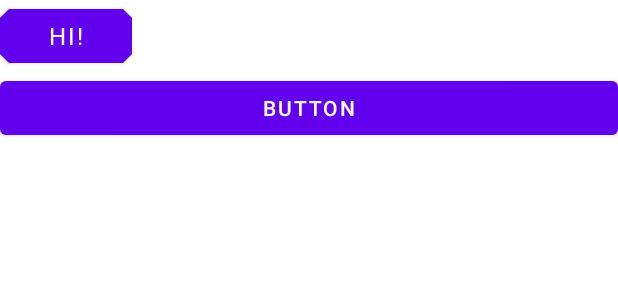
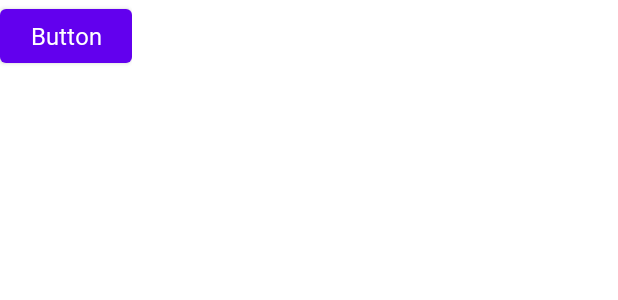
Before and after one commit to GreimuL/Pocket-Assistant, an Android app: the layout overlay_text_chat.xml on its own in the app's theme, with its tools: preview values and no code run, on a phone screen of 412 x 824 dp. Shown: the top 300 px of the screen. Run offline under Robolectric (Android 15) with nearby library versions, the phone set to English and light mode, and no system bars.

Commit message:
fix chatview

```diff
--- a/PocketAssistant/app/build.gradle
+++ b/PocketAssistant/app/build.gradle
@@ -40,4 +40,6 @@ dependencies {
     implementation 'org.jetbrains.kotlinx:kotlinx-coroutines-core:1.3.9'
     implementation 'com.google.android.material:material:1.2.0'
     implementation 'androidx.lifecycle:lifecycle-service:2.2.0'
+    implementation 'com.github.bumptech.glide:glide:4.11.0'
+    annotationProcessor 'com.github.bumptech.glide:compiler:4.11.0'
 }
--- a/PocketAssistant/app/src/main/java/com/greimul/pocketassistant/Characters/ProtoBoy.kt
+++ b/PocketAssistant/app/src/main/java/com/greimul/pocketassistant/Characters/ProtoBoy.kt
@@ -1,10 +1,11 @@
 package com.greimul.pocketassistant.Characters
 
+import android.content.Context
 import android.view.View
 import com.greimul.pocketassistant.R
 import kotlinx.android.synthetic.main.overlay_character.view.*
 
-class ProtoBoy(v: View, chatView: View):CharacterStandard(v,chatView) {
+class ProtoBoy(v: View, chatView: View,c:Context):CharacterStandard(v,chatView,c) {
     init{
         v.imageview_overlay_character.apply{
             setBackgroundResource(R.drawable.overlay_char_protoboy)
--- a/PocketAssistant/app/src/main/res/layout/overlay_character.xml
+++ b/PocketAssistant/app/src/main/res/layout/overlay_character.xml
@@ -2,8 +2,9 @@
 <LinearLayout xmlns:android="http://schemas.android.com/apk/res/android"
     xmlns:app="http://schemas.android.com/apk/res-auto"
     xmlns:tools="http://schemas.android.com/tools"
-    android:orientation="vertical" android:layout_width="match_parent"
-    android:layout_height="match_parent">
+    android:layout_width="wrap_content"
+    android:layout_height="wrap_content"
+    android:orientation="vertical">
 
     <ImageView
         android:id="@+id/imageview_overlay_character"
--- a/PocketAssistant/app/src/main/res/layout/overlay_text_chat.xml
+++ b/PocketAssistant/app/src/main/res/layout/overlay_text_chat.xml
@@ -1,20 +1,14 @@
 <?xml version="1.0" encoding="utf-8"?>
 <LinearLayout xmlns:android="http://schemas.android.com/apk/res/android"
     xmlns:app="http://schemas.android.com/apk/res-auto"
-    android:orientation="vertical"
-    android:layout_width="match_parent"
-    android:layout_height="match_parent">
+    android:layout_width="wrap_content"
+    android:layout_height="wrap_content"
+    android:orientation="vertical">
 
     <Button
-        android:id="@+id/button"
+        android:id="@+id/button_chatbox"
         style="@style/ChatBox"
         android:layout_width="wrap_content"
         android:layout_height="wrap_content"
-        android:text="Hi!"/>
-
-    <Button
-        android:id="@+id/button2"
-        android:layout_width="match_parent"
-        android:layout_height="wrap_content"
         android:text="Button" />
 </LinearLayout>
--- a/PocketAssistant/app/src/main/res/values/styles.xml
+++ b/PocketAssistant/app/src/main/res/values/styles.xml
@@ -25,16 +25,9 @@
         <item name="android:textSize">32dp</item>
     </style>
 
-    <style name="ChatBox" parent="Widget.MaterialComponents.Button">
-        <item name="android:windowTranslucentStatus">true</item>
-        <item name="shapeAppearance">@style/ChatBoxCorner</item>
+    <style name="ChatBox" parent="Theme.MaterialComponents">
         <item name="fontFamily">@font/font</item>
         <item name="android:textSize">16sp</item>
     </style>
 
-    <style name="ChatBoxCorner">
-        <item name="cornerFamily">cut</item>
-        <item name="cornerSize">6dp</item>
-    </style>
-
 </resources>
```
Also changed, not shown: PocketAssistant/app/src/main/java/com/greimul/pocketassistant/Characters/CharacterStandard.kt (+9 -11 lines), PocketAssistant/app/src/main/java/com/greimul/pocketassistant/Characters/Chatting.kt (added, +9 -0 lines), PocketAssistant/app/src/main/java/com/greimul/pocketassistant/Characters/WhiteCat.kt (+22 -6 lines), PocketAssistant/app/src/main/java/com/greimul/pocketassistant/OverlayService.kt (+31 -13 lines), PocketAssistant/app/src/main/res/drawable/overlay_char_whitecat.png, PocketAssistant/app/src/main/res/drawable/overlay_char_whitecat_move_1.png, PocketAssistant/app/src/main/res/drawable/overlay_char_whitecat_move_2.png, PocketAssistant/app/src/main/res/drawable/overlay_char_whitecat_move_3.png, PocketAssistant/app/src/main/res/drawable/overlay_char_whitecat_move_4.png.
